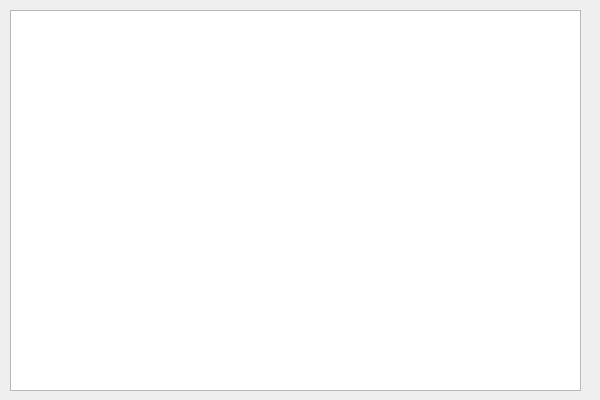
Qt form Server/ui/Server/Server.ui (sAkuraOfficial/Chat) before a commit.
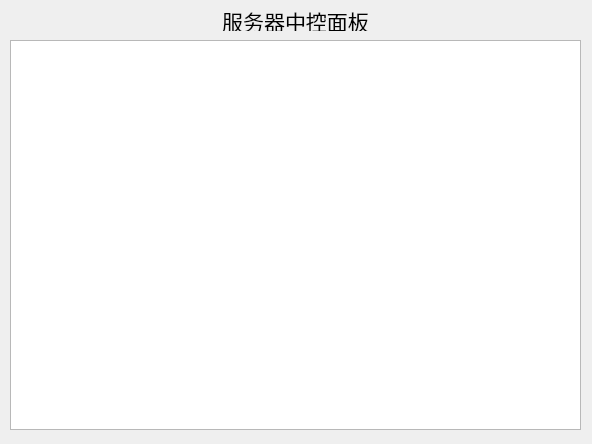
The same form after that commit.

Commit message: 添加 WebSocket 支持并更新客户端和服务器

The edit to the form file:
```diff
--- a/Server/ui/Server/Server.ui
+++ b/Server/ui/Server/Server.ui
@@ -6,8 +6,8 @@
    <rect>
     <x>0</x>
     <y>0</y>
-    <width>600</width>
-    <height>400</height>
+    <width>592</width>
+    <height>444</height>
    </rect>
   </property>
   <property name="windowTitle">
@@ -18,11 +18,32 @@
     <property name="geometry">
      <rect>
       <x>10</x>
+      <y>40</y>
+      <width>571</width>
+      <height>390</height>
+     </rect>
+    </property>
+   </widget>
+   <widget class="QLabel" name="label">
+    <property name="geometry">
+     <rect>
+      <x>10</x>
       <y>10</y>
       <width>571</width>
-      <height>381</height>
+      <height>21</height>
      </rect>
     </property>
+    <property name="font">
+     <font>
+      <pointsize>16</pointsize>
+     </font>
+    </property>
+    <property name="text">
+     <string>服务器中控面板</string>
+    </property>
+    <property name="alignment">
+     <set>Qt::AlignmentFlag::AlignCenter</set>
+    </property>
    </widget>
   </widget>
  </widget>
```
Left out of the diff: 2 changed lines with no effect on the pictures. The commit also changes 13 other files.
